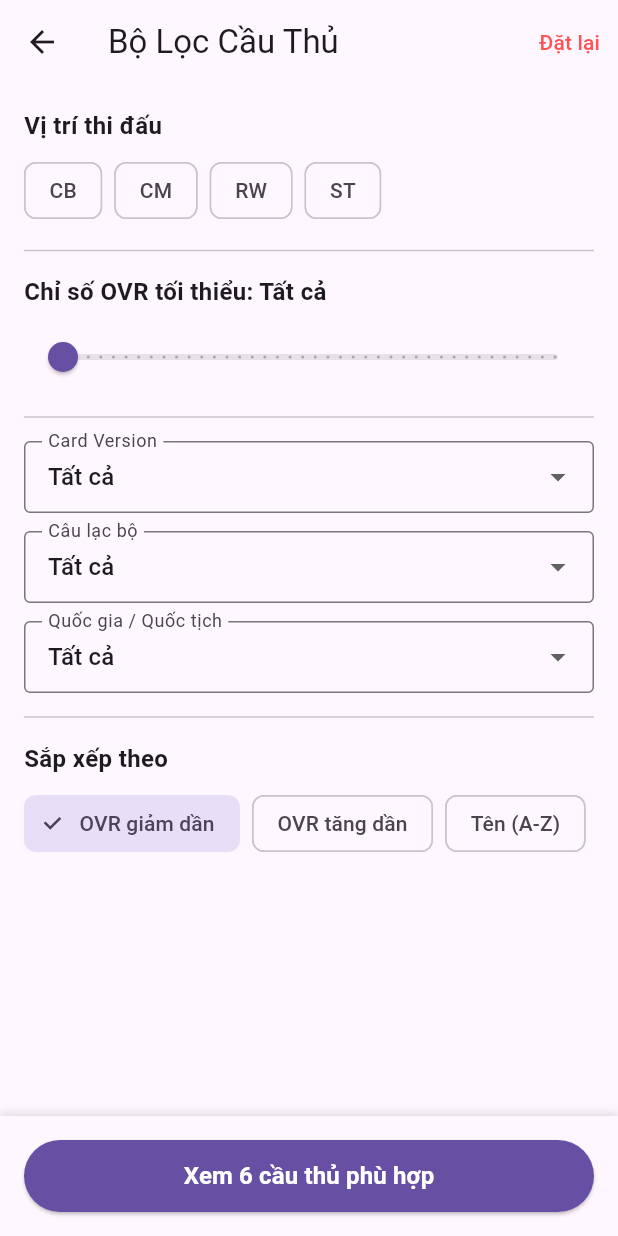
After one commit to kinocoder/PRM393-Flutter-LearningProject-TotalFootballAnalysis, a Flutter app: the B01Screen screen opened by its route, after a tap on the "tune" icon, on a phone screen of 412 x 824 dp. The commit adds this screen. Run offline on Flutter 3.47's test engine with Material 3 defaults, Android fonts, the phone set to English and light mode, and no system bars; our stand-ins replace cloud_firestore, firebase_auth, firebase_core, flutter_riverpod, riverpod_annotation; accounts and stored records are empty; generated files the repository leaves out were written again.

Commit message:
B03:  Màn lọc cầu thủ

```diff
--- a/lib/data/repositories/player_repository.dart
+++ b/lib/data/repositories/player_repository.dart
@@ -1,6 +1,7 @@
 import 'package:riverpod_annotation/riverpod_annotation.dart';
 import '../../utils/text_normalize.dart';
 import '../model/player.dart';
+import '../model/player_query.dart';
 import '../model/skill.dart';
 part 'player_repository.g.dart';
 
@@ -247,4 +248,64 @@ class PlayerRepository {
       return name.contains(keyword) || fullName.contains(keyword);
     }).toList();
   }
+
+  /// Lấy danh sách các giá trị thuộc tính thực tế có trong dữ liệu (BR-11)
+  Map<String, List<String>> getFilterOptions() {
+    final positions = <String>{};
+    final nations = <String>{};
+    final clubs = <String>{};
+    final versions = <String>{};
+
+    for (final p in players) {
+      if (p.position.isNotEmpty) positions.add(p.position);
+      if (p.nation.isNotEmpty) nations.add(p.nation);
+      if (p.club.isNotEmpty) clubs.add(p.club);
+      if (p.cardVersion.isNotEmpty) versions.add(p.cardVersion);
+    }
+
+    return {
+      'positions': positions.toList()..sort(),
+      'nations': nations.toList()..sort(),
+      'clubs': clubs.toList()..sort(),
+      'cardVersions': versions.toList()..sort(),
+    };
+  }
+
+  /// Lọc và đếm số lượng cầu thủ khớp với PlayerQuery
+  List<Player> filterPlayers(PlayerQuery query) {
+    var result = List<Player>.from(players);
+
+    // Lọc theo danh sách vị trí
+    if (query.positions.isNotEmpty) {
+      result = result.where((p) => query.positions.contains(p.position)).toList();
+    }
+    // Lọc quốc gia
+    if (query.nation != null && query.nation!.isNotEmpty) {
+      result = result.where((p) => p.nation == query.nation).toList();
+    }
+    // Lọc CLB
+    if (query.club != null && query.club!.isNotEmpty) {
+      result = result.where((p) => p.club == query.club).toList();
+    }
+    // Lọc mùa thẻ
+    if (query.cardVersion != null && query.cardVersion!.isNotEmpty) {
+      result = result.where((p) => p.cardVersion == query.cardVersion).toList();
+    }
+    // Lọc OVR tối thiểu
+    if (query.minOvr != null) {
+      result = result.where((p) => p.ovr >= query.minOvr!).toList();
+    }
+
+    // Sắp xếp kết quả
+    if (query.sort == 'ovr_asc') {
+      result.sort((a, b) => a.ovr.compareTo(b.ovr));
+    } else if (query.sort == 'name_asc') {
+      result.sort((a, b) => a.name.compareTo(b.name));
+    } else {
+      // Mặc định: ovr_desc
+      result.sort((a, b) => b.ovr.compareTo(a.ovr));
+    }
+
+    return result;
+  }
 }
--- /dev/null
+++ b/lib/ui/catalog/view_models/b03_view_model.dart
@@ -0,0 +1,135 @@
+import 'package:riverpod_annotation/riverpod_annotation.dart';
+import '../../../data/model/player_query.dart';
+import '../../../data/repositories/player_repository.dart';
+part 'b03_view_model.g.dart';
+
+/// Provider toàn cục lưu bộ lọc đang áp dụng cho Catalog (B01 đọc, B03 ghi)
+@Riverpod(keepAlive: true)
+class CatalogFilter extends _$CatalogFilter {
+  @override
+  PlayerQuery build() {
+    return const PlayerQuery();
+  }
+
+  void update(PlayerQuery query) {
+    state = query;
+  }
+
+  void reset() {
+    state = const PlayerQuery();
+  }
+}
+
+/// Trạng thái giao diện của màn hình B03
+class B03State {
+  final PlayerQuery draftQuery; // Bộ lọc bản nháp người dùng đang tinh chỉnh
+  final Map<String, List<String>> filterOptions; // Danh sách tùy chọn thực tế từ dữ liệu (BR-11)
+  final int matchedCount; // Số lượng kết quả khớp tính trước (Preview count)
+
+  const B03State({
+    required this.draftQuery,
+    required this.filterOptions,
+    required this.matchedCount,
+  });
+
+  B03State copyWith({
+    PlayerQuery? draftQuery,
+    Map<String, List<String>>? filterOptions,
+    int? matchedCount,
+  }) {
+    return B03State(
+      draftQuery: draftQuery ?? this.draftQuery,
+      filterOptions: filterOptions ?? this.filterOptions,
+      matchedCount: matchedCount ?? this.matchedCount,
+    );
+  }
+}
+
+/// ViewModel quản lý màn hình bộ lọc B03 (Auto-dispose khi thoát màn hình)
+@riverpod
+class B03ViewModel extends _$B03ViewModel {
+  @override
+  B03State build() {
+    // 1. Lấy bộ lọc đang áp dụng từ CatalogFilterProvider
+    final appliedQuery = ref.watch(catalogFilterProvider);
+    final repo = ref.watch(playerRepositoryProvider);
+
+    // 2. Lấy danh sách các thuộc tính thực tế có trong data (BR-11)
+    final options = repo.getFilterOptions();
+
+    // 3. Tính trước số lượng kết quả khớp ban đầu
+    final count = repo.filterPlayers(appliedQuery).length;
+
+    return B03State(
+      draftQuery: appliedQuery,
+      filterOptions: options,
+      matchedCount: count,
+    );
+  }
+
+  /// Cập nhật nháp và tính lại số cầu thủ khớp ngay lập tức
+  void _updateDraft(PlayerQuery newDraft) {
+    final repo = ref.read(playerRepositoryProvider);
+    final count = repo.filterPlayers(newDraft).length;
+    state = state.copyWith(draftQuery: newDraft, matchedCount: count);
+  }
+
+  /// Bật / tắt chọn vị trí thi đấu (cho phép chọn nhiều)
+  void togglePosition(String pos) {
+    final positions = List<String>.from(state.draftQuery.positions);
+    if (positions.contains(pos)) {
+      positions.remove(pos);
+    } else {
+      positions.add(pos);
+    }
+    _updateDraft(state.draftQuery.copyWith(positions: positions));
+  }
+
+  /// Chọn Câu lạc bộ
+  void selectClub(String? club) {
+    _updateDraft(state.draftQuery.copyWith(
+      club: club,
+      clearClub: club == null,
+    ));
+  }
+
+  /// Chọn Quốc gia / Quốc tịch
+  void selectNation(String? nation) {
+    _updateDraft(state.draftQuery.copyWith(
+      nation: nation,
+      clearNation: nation == null,
+    ));
+  }
+
+  /// Chọn Mùa thẻ (Card Version)
+  void selectCardVersion(String? version) {
+    _updateDraft(state.draftQuery.copyWith(
+      cardVersion: version,
+      clearCardVersion: version == null,
+    ));
+  }
+
+  /// Thay đổi chỉ số OVR tối thiểu
+  void setMinOvr(int? ovr) {
+    _updateDraft(state.draftQuery.copyWith(
+      minOvr: ovr,
+      clearMinOvr: ovr == null,
+    ));
+  }
+
+  /// Thay đổi kiểu sắp xếp ('ovr_desc', 'ovr_asc', 'name_asc')
+  void setSort(String sort) {
+    _updateDraft(state.draftQuery.copyWith(sort: sort));
+  }
+
+  /// Đặt lại toàn bộ bộ lọc nháp về mặc định
+  void resetFilter() {
+    const defaultQuery = PlayerQuery();
+    _updateDraft(defaultQuery);
+  }
+
+  /// Nhấn nút "Áp dụng": Ghi đè bản nháp vào catalogFilterProvider dùng chung
+  void applyFilter() {
+    ref.read(catalogFilterProvider.notifier).update(state.draftQuery);
+  }
+}
--- /dev/null
+++ b/lib/ui/catalog/widgets/b03_screen.dart
@@ -0,0 +1,169 @@
+import 'package:flutter/material.dart';
+import 'package:flutter_riverpod/flutter_riverpod.dart';
+import '../view_models/b03_view_model.dart';
+
+class B03Screen extends ConsumerWidget {
+  const B03Screen({super.key});
+
+  @override
+  Widget build(BuildContext context, WidgetRef ref) {
+    final state = ref.watch(b03ViewModelProvider);
+    final viewModel = ref.read(b03ViewModelProvider.notifier);
+    final query = state.draftQuery;
+    final options = state.filterOptions;
+
+    return Scaffold(
+      appBar: AppBar(
+        title: const Text('Bộ Lọc Cầu Thủ'),
+        actions: [
+          TextButton(
+            onPressed: viewModel.resetFilter,
+            child: const Text('Đặt lại', style: TextStyle(color: Colors.redAccent)),
+          ),
+        ],
+      ),
+      body: ListView(
+        padding: const EdgeInsets.all(16.0),
+        children: [
+          // 1. Vị trí thi đấu (FilterChip)
+          _buildSectionTitle('Vị trí thi đấu'),
+          Wrap(
+            spacing: 8,
+            runSpacing: 4,
+            children: (options['positions'] ?? []).map((pos) {
+              final isSelected = query.positions.contains(pos);
+              return FilterChip(
+                label: Text(pos),
+                selected: isSelected,
+                onSelected: (_) => viewModel.togglePosition(pos),
+              );
+            }).toList(),
+          ),
+          const Divider(height: 32),
+
+          // 2. Chỉ số OVR tối thiểu (Slider)
+          _buildSectionTitle('Chỉ số OVR tối thiểu: ${query.minOvr ?? "Tất cả"}'),
+          Slider(
+            value: (query.minOvr ?? 60).toDouble(),
+            min: 60,
+            max: 99,
+            divisions: 39,
+            label: '${query.minOvr ?? 60}',
+            onChanged: (val) => viewModel.setMinOvr(val.toInt()),
+          ),
+          const Divider(height: 32),
+
+          // 3. Mùa thẻ (Card Version)
+          _buildDropdown(
+            label: 'Card Version',
+            value: query.cardVersion,
+            items: options['cardVersions'] ?? [],
+            onChanged: viewModel.selectCardVersion,
+          ),
+          const SizedBox(height: 12),
+
+          // 4. Câu lạc bộ
+          _buildDropdown(
+            label: 'Câu lạc bộ',
+            value: query.club,
+            items: options['clubs'] ?? [],
+            onChanged: viewModel.selectClub,
+          ),
+          const SizedBox(height: 12),
+
+          // 5. Quốc tịch
+          _buildDropdown(
+            label: 'Quốc gia / Quốc tịch',
+            value: query.nation,
+            items: options['nations'] ?? [],
+            onChanged: viewModel.selectNation,
+          ),
+          const Divider(height: 32),
+
+          // 6. Sắp xếp (Sort)
+          _buildSectionTitle('Sắp xếp theo'),
+          Wrap(
+            spacing: 8,
+            children: [
+              ChoiceChip(
+                label: const Text('OVR giảm dần'),
+                selected: query.sort == 'ovr_desc',
+                onSelected: (_) => viewModel.setSort('ovr_desc'),
+              ),
+              ChoiceChip(
+                label: const Text('OVR tăng dần'),
+                selected: query.sort == 'ovr_asc',
+                onSelected: (_) => viewModel.setSort('ovr_asc'),
+              ),
+              ChoiceChip(
+                label: const Text('Tên (A-Z)'),
+                selected: query.sort == 'name_asc',
+                onSelected: (_) => viewModel.setSort('name_asc'),
+              ),
+            ],
+          ),
+          const SizedBox(height: 80),
+        ],
+      ),
+      bottomSheet: Container(
+        padding: const EdgeInsets.all(16.0),
+        decoration: BoxDecoration(
+          color: Theme.of(context).scaffoldBackgroundColor,
+          boxShadow: const [BoxShadow(color: Colors.black12, blurRadius: 4, offset: Offset(0, -2))],
+        ),
+        child: SafeArea(
+          child: SizedBox(
+            width: double.infinity,
+            height: 48,
+            child: ElevatedButton(
+              style: ElevatedButton.styleFrom(
+                backgroundColor: Theme.of(context).primaryColor,
+                foregroundColor: Colors.white,
+              ),
+              onPressed: () {
+                viewModel.applyFilter();
+                Navigator.of(context).pop();
+              },
+              child: Text(
+                'Xem ${state.matchedCount} cầu thủ phù hợp',
+                style: const TextStyle(fontSize: 16, fontWeight: FontWeight.bold),
+              ),
+            ),
+          ),
+        ),
+      ),
+    );
+  }
+
+  Widget _buildSectionTitle(String title) {
+    return Padding(
+      padding: const EdgeInsets.only(bottom: 8.0),
+      child: Text(
+        title,
+        style: const TextStyle(fontWeight: FontWeight.bold, fontSize: 16),
+      ),
+    );
+  }
+
+  Widget _buildDropdown({
+    required String label,
+    required String? value,
+    required List<String> items,
+    required ValueChanged<String?> onChanged,
+  }) {
+    return DropdownButtonFormField<String>(
+      decoration: InputDecoration(
+        labelText: label,
+        border: const OutlineInputBorder(),
+        contentPadding: const EdgeInsets.symmetric(horizontal: 12, vertical: 10),
+      ),
+      initialValue: value,
+      isExpanded: true,
+      items: [
+        const DropdownMenuItem(value: null, child: Text('Tất cả')),
+        ...items.map((e) => DropdownMenuItem(value: e, child: Text(e))),
+      ],
+      onChanged: onChanged,
+    );
+  }
+}
```
Also changed, not shown: lib/data/model/player_query.dart (added, +47 -0 lines), lib/main.dart (+7 -0 lines), lib/ui/catalog/widgets/b01_screen.dart (+7 -2 lines), lib/ui/home/widgets/home_screen.dart (+23 -2 lines), lib/ui/catalog/view_models/b01_view_model.g.dart, lib/ui/catalog/view_models/b03_view_model.g.dart (added).
